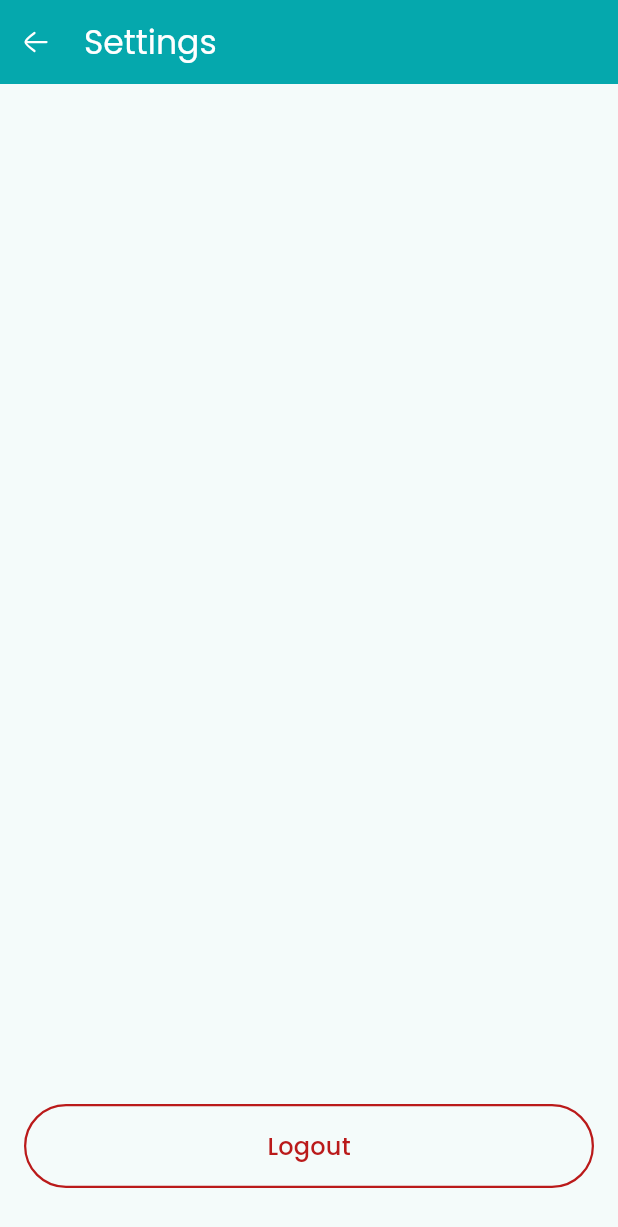
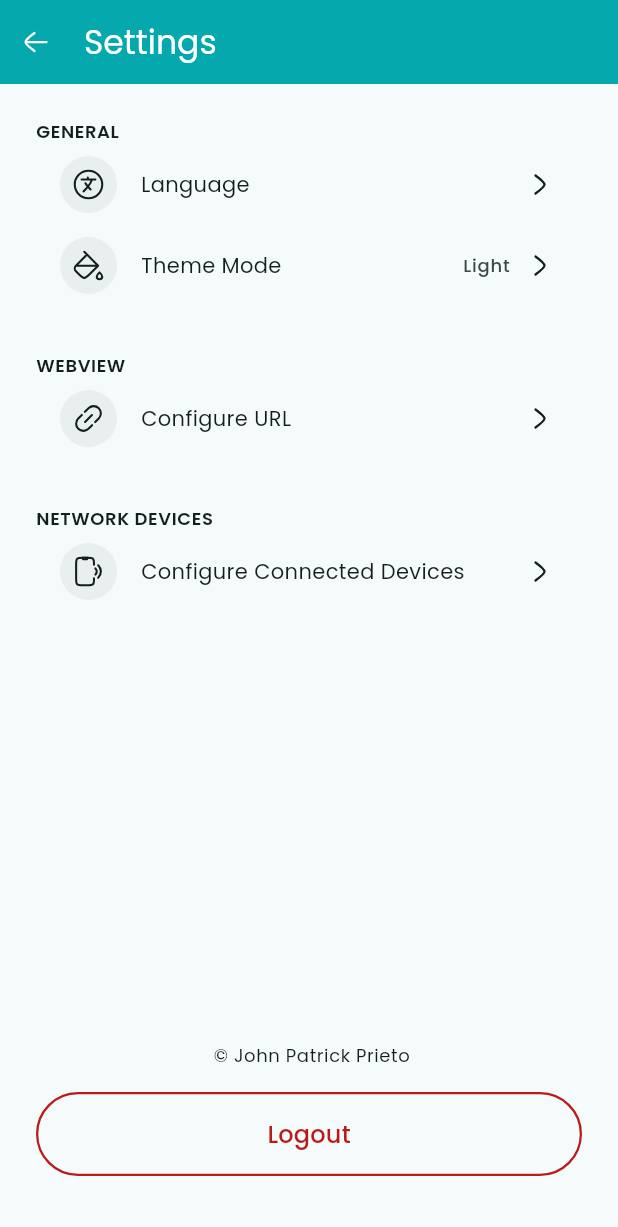
Before and after one commit to oppatrickk/EASACC, a Flutter app: the SettingsPage screen opened directly, on a phone screen of 412 x 824 dp. Shown: the top 1227 px of the screen. Run offline on Flutter 3.47's test engine with Material 3 defaults, Android fonts, the phone set to English and light mode, and no system bars; our stand-ins replace flutter_svg, webview_flutter.

Commit message:
feat(settings): implemented settings ui

```diff
--- a/lib/core/enums/custom_icon_data.dart
+++ b/lib/core/enums/custom_icon_data.dart
@@ -8,6 +8,7 @@ enum CustomIconData {
   noUrl('assets/icons/unlink-04.svg'),
   settings('assets/icons/setting-07.svg'),
   arrowLeft('assets/icons/arrow-left-02.svg'),
+  chevronRight('assets/icons/arrow-right-01.svg'),
   chevronDown('assets/icons/arrow-down-01.svg');
 
   const CustomIconData(this.assetLocation);
--- a/lib/features/settings/settings_page.dart
+++ b/lib/features/settings/settings_page.dart
@@ -1,8 +1,11 @@
 import 'package:easacc/core/enums/custom_icon_data.dart';
+import 'package:easacc/core/services/theme_service.dart';
 import 'package:easacc/core/utils/extensions.dart';
 import 'package:easacc/core/widgets/custom_icon.dart';
 import 'package:easacc/features/login/login_page.dart';
+import 'package:easacc/features/settings/widgets/settings_item.dart';
 import 'package:flutter/material.dart';
+import 'package:provider/provider.dart';
 
 class SettingsPage extends StatelessWidget {
   const SettingsPage({super.key});
@@ -32,11 +35,77 @@ class SettingsPage extends StatelessWidget {
         backgroundColor: context.colorScheme.brand,
       ),
       body: Padding(
-        padding: const EdgeInsets.all(16.0),
+        padding: const EdgeInsets.all(24.0),
         child: Column(
+          mainAxisAlignment: MainAxisAlignment.start,
+          crossAxisAlignment: CrossAxisAlignment.start,
           children: <Widget>[
-            Container(),
+            Text(
+              'GENERAL',
+              style: context.textTheme.bodySmall?.semibold.copyWith(color: context.colorScheme.text),
+            ),
+            SettingsItem(
+              title: 'Language',
+              icon: CustomIconData.language,
+            ),
+            Consumer<ThemeService>(
+              builder: (BuildContext context, ThemeService themeService, Widget? child) {
+                bool isDarkMode;
+                if (themeService.themeMode == ThemeMode.system) {
+                  final Brightness brightness = MediaQuery.of(context).platformBrightness;
+                  isDarkMode = brightness == Brightness.dark;
+                } else {
+                  isDarkMode = themeService.themeMode == ThemeMode.dark;
+                }
+
+                return SettingsItem(
+                  onTap: () {
+                    if (themeService.themeMode == ThemeMode.dark || (themeService.themeMode == ThemeMode.system && isDarkMode)) {
+                      themeService.setThemeMode(ThemeMode.light);
+                    } else {
+                      themeService.setThemeMode(ThemeMode.dark);
+                    }
+                  },
+                  widget: Row(
+                    children: <Widget>[
+                      Text(
+                        isDarkMode ? 'Dark' : 'Light',
+                        style: context.textTheme.labelMedium?.copyWith(color: context.colorScheme.onSurfaceVariant),
+                      ),
+                      SizedBox(width: 8),
+                    ],
+                  ),
+                  title: 'Theme Mode',
+                  icon: CustomIconData.theme,
+                );
+              },
+            ),
+            const SizedBox(height: 32),
+            Text(
+              'WEBVIEW',
+              style: context.textTheme.bodySmall?.semibold.copyWith(color: context.colorScheme.text),
+            ),
+            SettingsItem(
+              title: 'Configure URL',
+              icon: CustomIconData.url,
+            ),
+            const SizedBox(height: 32),
+            Text(
+              'NETWORK DEVICES',
+              style: context.textTheme.bodySmall?.semibold.copyWith(color: context.colorScheme.text),
+            ),
+            SettingsItem(
+              title: 'Configure Connected Devices',
+              icon: CustomIconData.devices,
+            ),
             Spacer(),
+            Center(
+              child: Text(
+                ' © John Patrick Prieto',
+                style: context.textTheme.bodySmall?.copyWith(color: context.colorScheme.text),
+              ),
+            ),
+            const SizedBox(height: 16),
             OutlinedButton(
               onPressed: () {
                 Navigator.pop(context);
--- /dev/null
+++ b/lib/features/settings/widgets/settings_item.dart
@@ -0,0 +1,63 @@
+import 'package:easacc/core/enums/custom_icon_data.dart';
+import 'package:easacc/core/utils/extensions.dart';
+import 'package:easacc/core/widgets/custom_icon.dart';
+import 'package:flutter/material.dart';
+
+class SettingsItem extends StatelessWidget {
+  const SettingsItem({
+    super.key,
+    required this.title,
+    required this.icon,
+    this.onTap,
+    this.widget,
+  });
+
+  final String title;
+  final CustomIconData icon;
+  final Function()? onTap;
+  final Widget? widget;
+
+  @override
+  Widget build(BuildContext context) {
+    return InkWell(
+      onTap: onTap,
+      child: Padding(
+        padding: const EdgeInsets.symmetric(vertical: 8),
+        child: Row(
+          children: <Widget>[
+            const SizedBox(width: 16),
+            Container(
+              height: 38,
+              width: 38,
+              decoration: BoxDecoration(
+                shape: BoxShape.circle,
+                color: context.colorScheme.surfaceContainer,
+              ),
+              child: Padding(
+                padding: const EdgeInsets.all(8.0),
+                child: CustomIcon(
+                  icon: icon,
+                  size: 24,
+                  color: context.colorScheme.text,
+                ),
+              ),
+            ),
+            const SizedBox(width: 16),
+            Text(
+              title,
+              style: context.textTheme.bodyMedium?.copyWith(color: context.colorScheme.text),
+            ),
+            Spacer(),
+            widget ?? const SizedBox.shrink(),
+            CustomIcon(
+              icon: CustomIconData.chevronRight,
+              size: 24,
+              color: context.colorScheme.text,
+            ),
+            const SizedBox(width: 16),
+          ],
+        ),
+      ),
+    );
+  }
+}
```
Also changed, not shown: assets/icons/arrow-right-01.svg (added).
